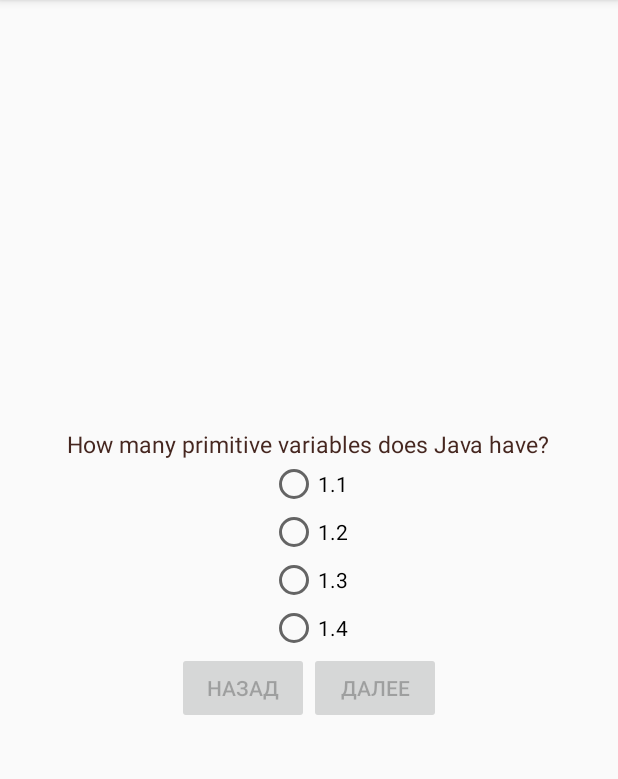
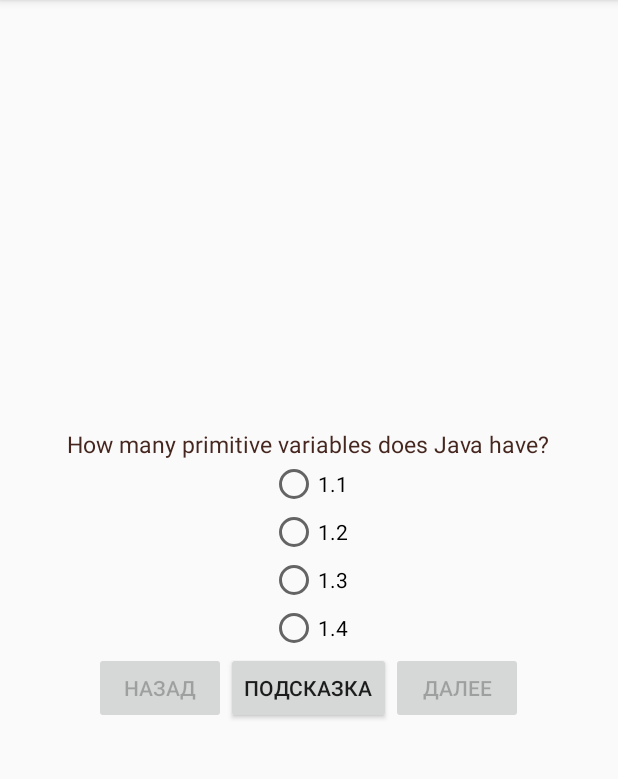
Before and after one commit to AlekseevArtem/Job4jExam, an Android app: the screen it shows after launch (MainActivity before the commit, ExamActivity after it), on a phone screen of 412 x 824 dp, the part 84-863 px from its top. Run offline under Robolectric (Android 15) with nearby library versions, the phone set to English and light mode, and no system bars.

Commit message:
3. Создание мультиактивности. Передача данных между активностями. [#294947]

```diff
--- a/app/src/main/AndroidManifest.xml
+++ b/app/src/main/AndroidManifest.xml
@@ -10,13 +10,17 @@
         android:supportsRtl="true"
         android:theme="@style/Theme.AppCompat.DayNight.DarkActionBar"
         android:fullBackupContent="@xml/backup_descriptor">
-        <activity android:name=".MainActivity">
+        <activity android:name=".ExamActivity">
             <intent-filter>
                 <action android:name="android.intent.action.MAIN" />
 
                 <category android:name="android.intent.category.LAUNCHER" />
             </intent-filter>
         </activity>
+        <activity android:name=".HintActivity">
+        </activity>
+        <activity android:name=".ResultActivity">
+        </activity>
     </application>
 
 </manifest>
--- a/app/src/main/java/ru/job4j/exam/MainActivity.java
+++ b/app/src/main/java/ru/job4j/exam/ExamActivity.java
@@ -1,8 +1,6 @@
 package ru.job4j.exam;
 
-import androidx.annotation.NonNull;
-import androidx.appcompat.app.AppCompatActivity;
-
+import android.content.Intent;
 import android.os.Bundle;
 import android.util.Log;
 import android.view.View;
@@ -12,24 +10,41 @@ import android.widget.RadioGroup;
 import android.widget.TextView;
 import android.widget.Toast;
 
+import androidx.annotation.NonNull;
+import androidx.appcompat.app.AppCompatActivity;
+
 import java.util.HashMap;
 import java.util.Map;
 
 import ru.job4j.exam.store.QuestionStore;
 
-public class MainActivity extends AppCompatActivity {
+public class ExamActivity extends AppCompatActivity {
     private static final String TAG = "ExamActivity";
     private int flip;
     private int position = 0;
     private Map<Integer, Integer> userAnswers = new HashMap<>();
+    public static final String HINT_FOR = "hint_for";
     private final QuestionStore store = QuestionStore.getInstance();
 
     private void nextBtn(View view) {
+        RadioGroup variants = findViewById(R.id.variants);
         showAnswer();
-        RadioGroup variants = findViewById(R.id.variants);
-        userAnswers.put(store.get(position).getId(), variants.getCheckedRadioButtonId());
+        userAnswers.put(store.get(position).getId(), variants.getCheckedRadioButtonId() == store.get(this.position).getAnswer() ? 1 : 0);
         position++;
         fillForm();
+    }
+
+    private void resultBtn(View view) {
+
+        RadioGroup variants = findViewById(R.id.variants);
+        userAnswers.put(store.get(position).getId(), variants.getCheckedRadioButtonId() == store.get(this.position).getAnswer() ? 1 : 0);
+        int sum = 0;
+        for (int value : userAnswers.values()) {
+            sum = sum + value;
+        }
+        Intent intent = new Intent(ExamActivity.this, ResultActivity.class);
+        intent.putExtra("current answers", sum);
+        startActivity(intent);
     }
 
     private void previousBtn(View view) {
@@ -52,6 +67,15 @@ public class MainActivity extends AppCompatActivity {
 
         Button previous = findViewById(R.id.previous);
         previous.setOnClickListener(this::previousBtn);
+
+        Button hint = findViewById(R.id.hint);
+        hint.setOnClickListener(
+                view -> {
+                    Intent intent = new Intent(ExamActivity.this, HintActivity.class);
+                    intent.putExtra(HINT_FOR, position);
+                    startActivity(intent);
+                }
+        );
     }
 
     @Override
@@ -94,6 +118,7 @@ public class MainActivity extends AppCompatActivity {
 
     private void fillForm() {
         blockButtons();
+        Button next = findViewById(R.id.next);
         final TextView text = findViewById(R.id.question);
         Question question = store.get(this.position);
         text.setText(question.getText());
@@ -104,6 +129,9 @@ public class MainActivity extends AppCompatActivity {
             button.setId(option.getId());
             button.setText(option.getText());
         }
+        if(position == store.size() - 1) {
+            findViewById(R.id.next).setOnClickListener(this::resultBtn);
+        } else next.setOnClickListener(this::nextBtn);
     }
 
     private void showAnswer() {
@@ -124,7 +152,7 @@ public class MainActivity extends AppCompatActivity {
         variants.setOnCheckedChangeListener(
                 (group, checkedId) -> {
                     findViewById(R.id.previous).setEnabled(position != 0);
-                    findViewById(R.id.next).setEnabled(position != store.size() - 1);
+                    findViewById(R.id.next).setEnabled(true);
                 }
         );
     }
--- a/app/src/main/res/layout/activity_main.xml
+++ b/app/src/main/res/layout/activity_main.xml
@@ -23,25 +23,25 @@
             android:id="@+id/radioButton"
             android:layout_width="wrap_content"
             android:layout_height="wrap_content"
-            android:text="RadioButton"/>
+            android:text=""/>
 
         <RadioButton
             android:id="@+id/radioButton2"
             android:layout_width="wrap_content"
             android:layout_height="wrap_content"
-            android:text="RadioButton"/>
+            android:text=""/>
 
         <RadioButton
             android:id="@+id/radioButton3"
             android:layout_width="wrap_content"
             android:layout_height="wrap_content"
-            android:text="RadioButton"/>
+            android:text=""/>
 
         <RadioButton
             android:id="@+id/radioButton4"
             android:layout_width="wrap_content"
             android:layout_height="wrap_content"
-            android:text="RadioButton"/>
+            android:text=""/>
     </RadioGroup>
 
     <LinearLayout
@@ -54,14 +54,24 @@
             android:layout_width="wrap_content"
             android:layout_height="wrap_content"
             android:layout_weight="1"
-            android:text="@string/button_back" />
+            android:text="@string/button_back"
+            tools:ignore="ButtonStyle" />
+
+        <Button
+            android:id="@+id/hint"
+            android:layout_width="wrap_content"
+            android:layout_height="wrap_content"
+            android:layout_weight="1"
+            android:text="@string/button_hint"
+            tools:ignore="ButtonStyle" />
 
         <Button
             android:id="@+id/next"
             android:layout_width="wrap_content"
             android:layout_height="wrap_content"
             android:layout_weight="1"
-            android:text="@string/button_next" />
+            android:text="@string/button_next"
+            tools:ignore="ButtonStyle" />
     </LinearLayout>
 
 </LinearLayout>
--- a/app/src/main/res/values/strings.xml
+++ b/app/src/main/res/values/strings.xml
@@ -14,6 +14,8 @@
     <string name="hello" translatable="false">Hello, Artem Alekseev!</string>
     <string name="button_back">Назад</string>
     <string name="button_next">Далее</string>
+    <string name="restart">Сначала</string>
+    <string name="button_hint">Подсказка</string>
     <string-array name="domain_arrays">
         <item>Выберите область</item>
         <item>Московская</item>
```
Also changed, not shown: app/src/main/java/ru/job4j/exam/HintActivity.java (added, +39 -0 lines), app/src/main/java/ru/job4j/exam/ResultActivity.java (added, +33 -0 lines), app/src/main/res/layout/hint_activity.xml (added, +25 -0 lines), app/src/main/res/layout/result_activity.xml (added, +19 -0 lines), build.gradle (+0 -13 lines), 1 other file.
